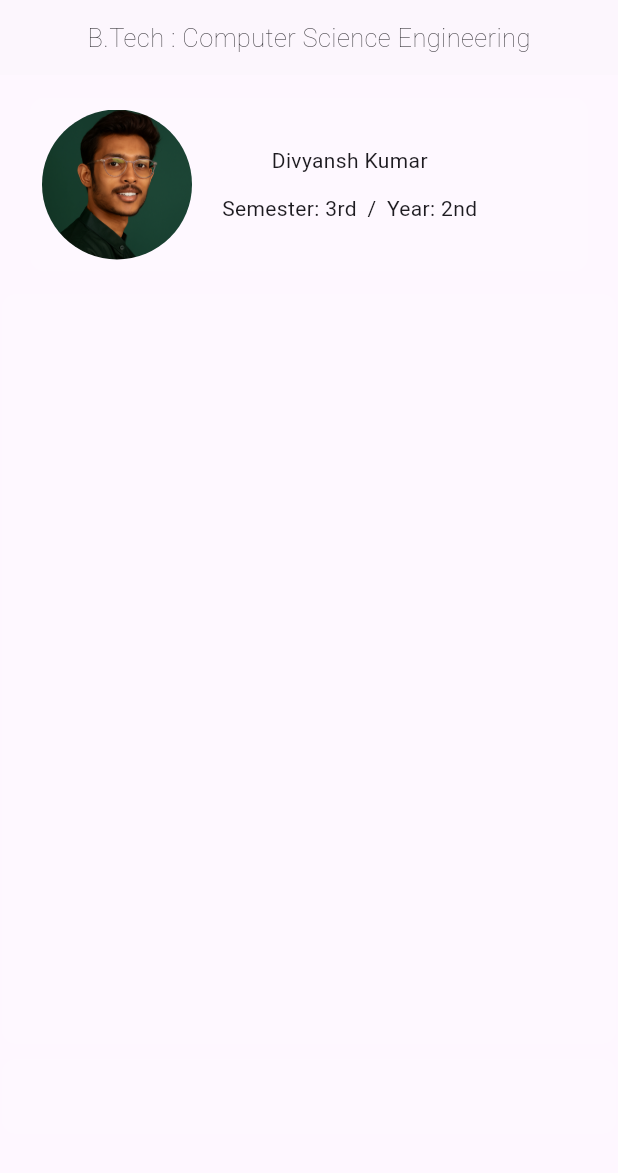
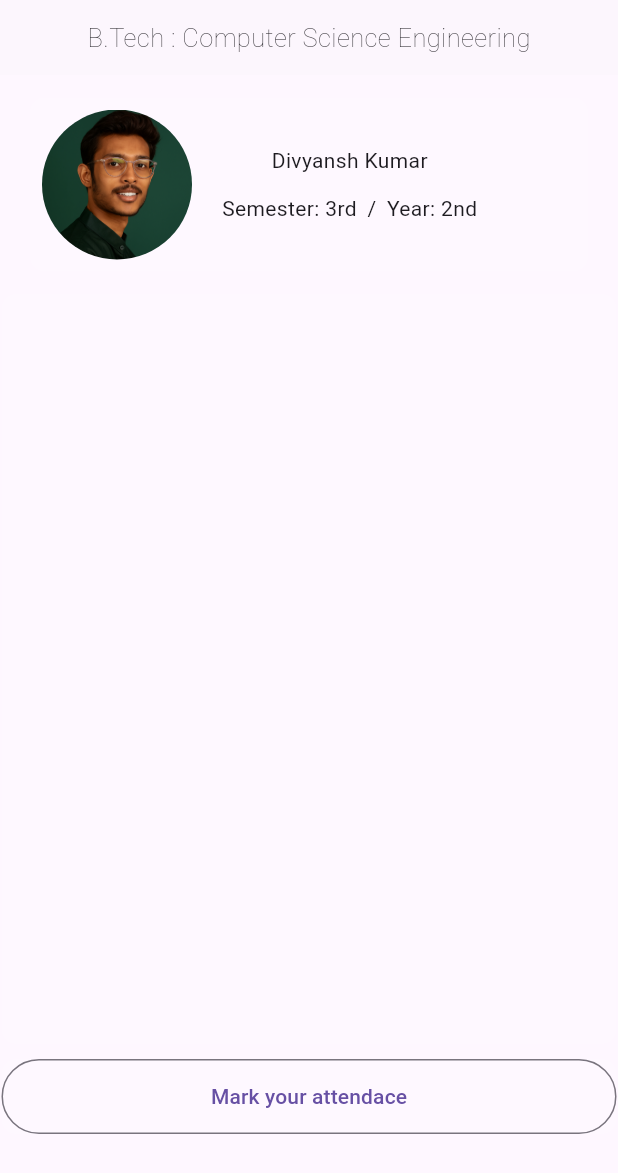
Before and after one commit to deev-narayan/Attendo_BBAU, a Flutter app: the Profile screen opened directly, on a phone screen of 412 x 824 dp. Shown: the top 1173 px of the screen. Run offline on Flutter 3.47's test engine with Material 3 defaults, Android fonts, the phone set to English and light mode, and no system bars.

Commit message:
button added

```diff
--- a/lib/pages/profile.dart
+++ b/lib/pages/profile.dart
@@ -50,7 +50,7 @@ class _ProfileState extends State<Profile> {
                     child: Row(
                       children: [
                         ClipRRect(
-                          borderRadius: BorderRadius.circular(100),
+                          borderRadius: BorderRadius.circular(100), // circle
                           child: Image.asset(
                             'assets/images/prof.png',
                             height: 100,
@@ -62,7 +62,7 @@ class _ProfileState extends State<Profile> {
 
                         Column(
                           children: [
-                            Text("Divyansh Kumar",textAlign: TextAlign.left,),
+                            Text("Divyansh Kumar", textAlign: TextAlign.left),
                             SizedBox(height: 12),
                             Row(
                               children: [
@@ -98,6 +98,18 @@ class _ProfileState extends State<Profile> {
                 borderRadius: BorderRadius.circular(10),
                 color: const Color.fromARGB(31, 255, 255, 255),
               ),
+              child: OutlinedButton(
+                onPressed: () {
+                  Navigator.of(context).push(
+                    MaterialPageRoute(
+                      builder: ((context) {
+                        return UserValidation();
+                      }),
+                    ),
+                  );
+                },
+                child: Text("Mark your attendace"),
+              ),
             ),
           ],
         ),
```
